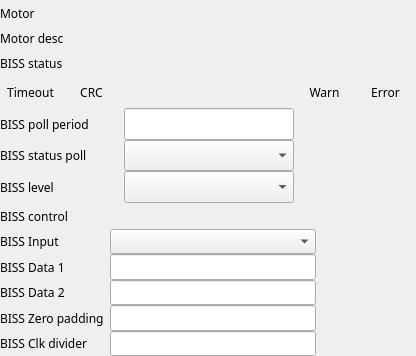
First picture: the form in GalilSup/op/ui/galil_motor_biss.ui, repository motorapp/Galil, before the edit.
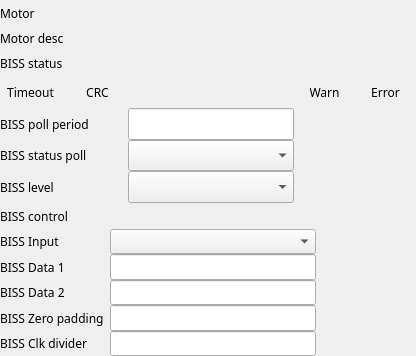
Second picture: the form after the edit. Custom widgets are drawn as their Qt base class.

What changed in the file:
```diff
--- a/GalilSup/op/ui/galil_motor_biss.ui
+++ b/GalilSup/op/ui/galil_motor_biss.ui
@@ -270,7 +270,10 @@
             <number>0</number>
            </property>
            <item row="0" column="0">
-            <layout class="QHBoxLayout" name="horizontalLayout_3">
+            <layout class="QHBoxLayout" name="horizontalLayout_3" stretch="0,0">
+             <property name="spacing">
+              <number>6</number>
+             </property>
              <item>
               <widget class="QLabel" name="label_28">
                <property name="sizePolicy">
```
Left out of the diff: 115 changed lines with no effect on the pictures.
